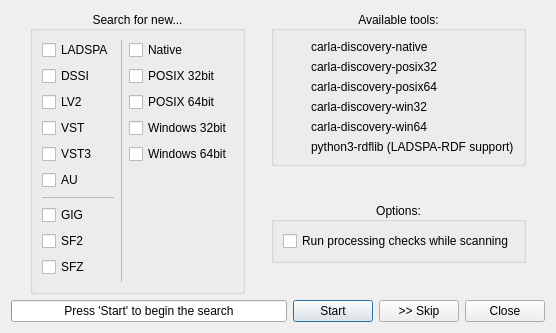
Before: the Qt Designer form resources/ui/carla_refresh.ui in falkTX/Carla, drawn with Qt 5.
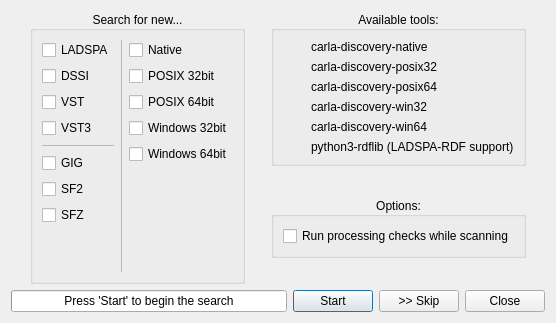
After: the same form once the commit is applied. Icons and pictures are not drawn.

Commit message: Remove LV2 and AU checkboxes in refresh dialog, not needed

```diff
--- a/resources/ui/carla_refresh.ui
+++ b/resources/ui/carla_refresh.ui
@@ -57,13 +57,6 @@
             </property>
            </widget>
           </item>
-          <item>
-           <widget class="QCheckBox" name="ch_lv2">
-            <property name="text">
-             <string>LV2</string>
-            </property>
-           </widget>
-          </item>
           <item>
            <widget class="QCheckBox" name="ch_vst">
             <property name="text">
@@ -78,13 +71,6 @@
             </property>
            </widget>
           </item>
-          <item>
-           <widget class="QCheckBox" name="ch_au">
-            <property name="text">
-             <string>AU</string>
-            </property>
-           </widget>
-          </item>
           <item>
            <widget class="Line" name="line_3">
             <property name="lineWidth">
```
